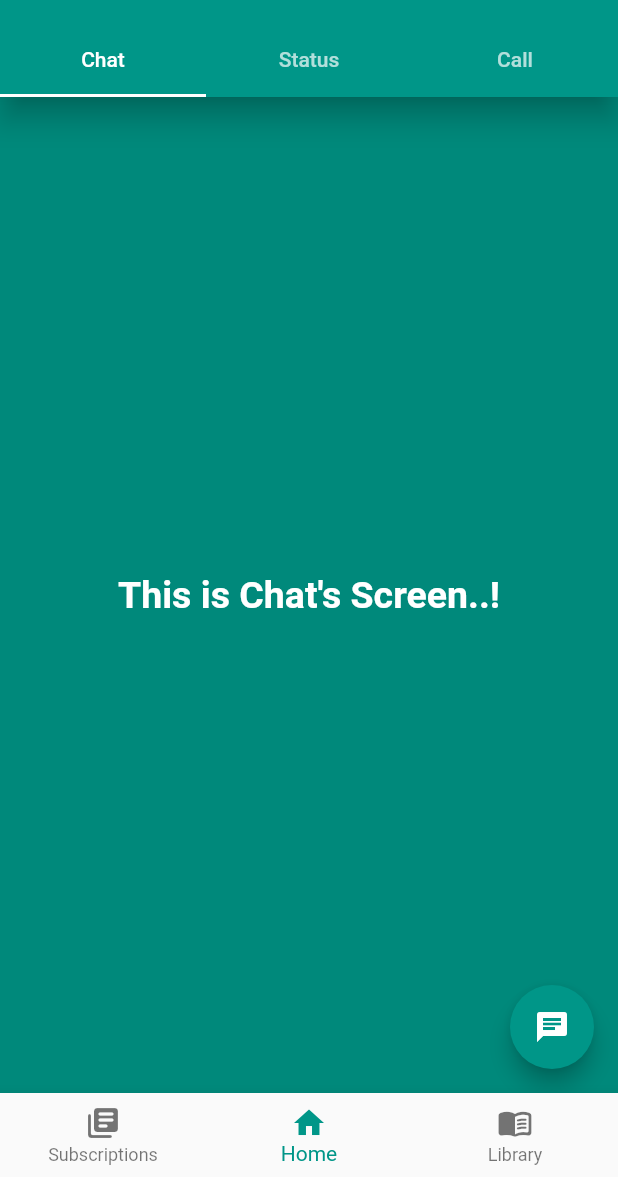
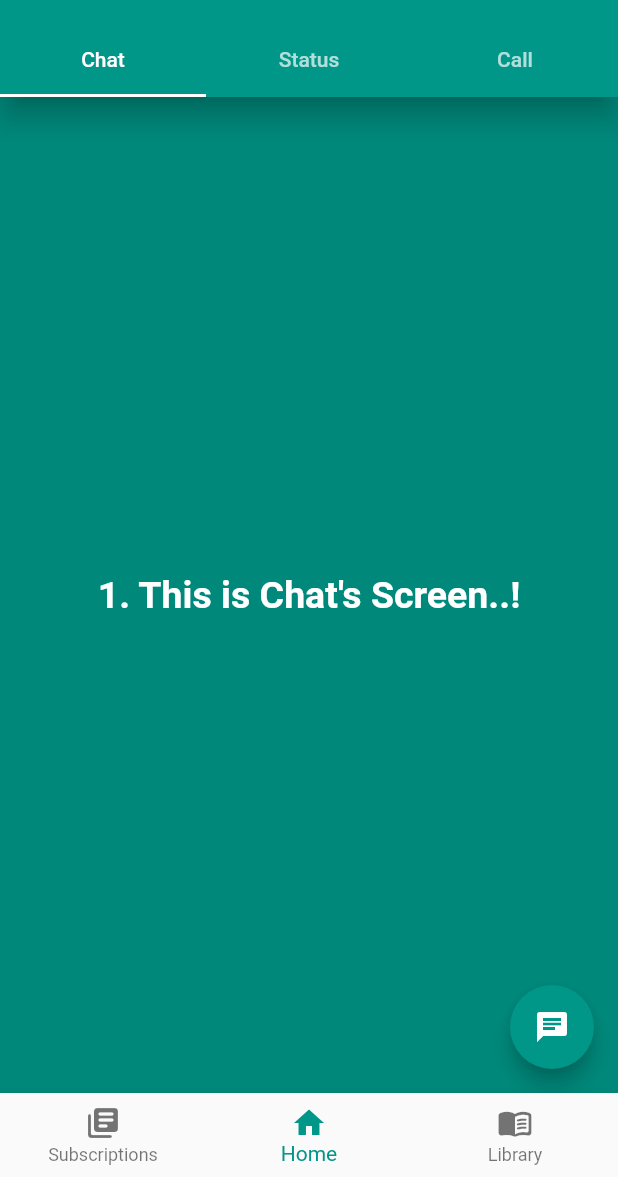
Before and after one commit to mdrahib46/Assignment-5, a Flutter app: the screen it shows after launch, on a phone screen of 412 x 824 dp, the part 59-1236 px from its top. Run offline on Flutter 3.47's test engine with Material 2 defaults, Android fonts, the phone set to English and light mode, and no system bars.

Commit message:
Flutter Module 5th Assignment's solution

```diff
--- a/lib/Call_screen.dart
+++ b/lib/Call_screen.dart
@@ -14,7 +14,7 @@ class _CallScreenState extends State<CallScreen> {
     return Scaffold(
       backgroundColor: Colors.indigo,
 
-      body: Center(child: Text('This is call\'s screen',style: TextStyle(fontSize: 25.0, fontWeight: FontWeight.bold, color: Colors.white),),),
+      body: Center(child: Text('3. This is call\'s screen',style: TextStyle(fontSize: 25.0, fontWeight: FontWeight.bold, color: Colors.white),),),
 
       floatingActionButton: FloatingActionButton(
         onPressed: (){},
--- a/lib/Chat_screen.dart
+++ b/lib/Chat_screen.dart
@@ -14,7 +14,7 @@ class _ChatScreenState extends State<ChatScreen> {
       backgroundColor: Colors.teal.shade600,
       body: Center(
         child: Text(
-          'This is Chat\'s Screen..!',
+          '1. This is Chat\'s Screen..!',
           style: TextStyle(
               fontSize: 25.0, fontWeight: FontWeight.bold, color: Colors.white),
         ),
--- a/lib/Status_Screen.dart
+++ b/lib/Status_Screen.dart
@@ -15,7 +15,7 @@ class _StatusScreenState extends State<StatusScreen> {
       backgroundColor: Colors.deepPurple,
       body: Center(
         child: Text(
-          "This is Status Screen..!",style: TextStyle(fontSize: 25.0, fontWeight: FontWeight.bold, color: Colors.white),
+          "2. This is Status Screen..!",style: TextStyle(fontSize: 25.0, fontWeight: FontWeight.bold, color: Colors.white),
         ),
       ),
       floatingActionButton: FloatingActionButton(
```
